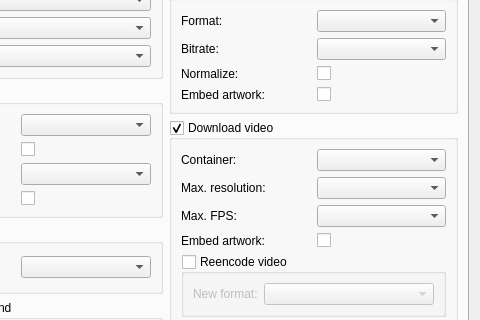
First picture: the form in src/usdb_syncer/gui/forms/SettingsDialog.ui, repository bohning/usdb_syncer, before the edit; both pictures show x 160 to 640 and y 163 to 483 of the 640 by 677 pixel window.
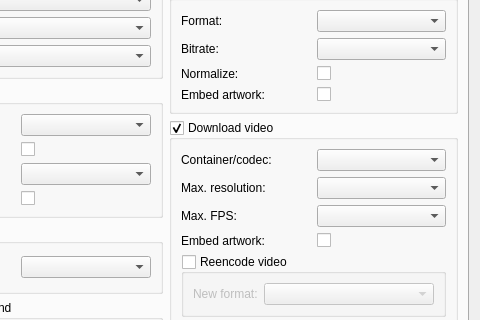
Second picture: the form after the edit. Icons and pictures are not drawn.

Commit message:
Add/cleanup video container/codec options.
This allows using the syncer e.g. for USDX CMD or low-power PCs with the mp4/AVC/H.264 option.

Patch:
```diff
--- a/src/usdb_syncer/gui/forms/SettingsDialog.ui
+++ b/src/usdb_syncer/gui/forms/SettingsDialog.ui
@@ -489,7 +489,7 @@
             <item row="0" column="0">
              <widget class="QLabel" name="label_video_container">
               <property name="text">
-               <string>Container:</string>
+               <string>Container/codec:</string>
               </property>
              </widget>
             </item>
```
Left out of the diff: 3 changed lines with no effect on the pictures. The commit also changes 1 other file.
